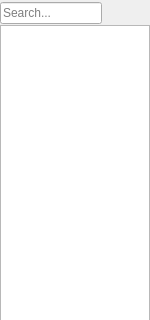
This is src/lib/sidebar/bookmarkssidebar.ui in QupZilla/qupzilla as Qt 5 draws it before an edit; both pictures show x 0 to 150 and y 0 to 320 of the 150 by 486 pixel window. The edited form follows.
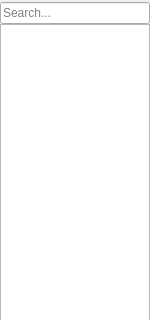
This is the edited form. Custom widgets are drawn as their Qt base class.

Commit message: [Bookmarks] BookmarksSidebar is now working

Patch:
```diff
--- a/src/lib/sidebar/bookmarkssidebar.ui
+++ b/src/lib/sidebar/bookmarkssidebar.ui
@@ -35,30 +35,6 @@
       <property name="spacing">
        <number>0</number>
       </property>
-      <item row="3" column="0" colspan="3">
-       <widget class="BookmarksTree" name="bookmarksTree">
-        <property name="contextMenuPolicy">
-         <enum>Qt::CustomContextMenu</enum>
-        </property>
-        <property name="alternatingRowColors">
-         <bool>true</bool>
-        </property>
-        <property name="selectionMode">
-         <enum>QAbstractItemView::ContiguousSelection</enum>
-        </property>
-        <property name="headerHidden">
-         <bool>true</bool>
-        </property>
-        <attribute name="headerDefaultSectionSize">
-         <number>330</number>
-        </attribute>
-        <column>
-         <property name="text">
-          <string notr="true">Bookmark</string>
-         </property>
-        </column>
-       </widget>
-      </item>
       <item row="0" column="0">
        <widget class="QLineEdit" name="search">
         <property name="placeholderText">
@@ -66,37 +42,8 @@
         </property>
        </widget>
       </item>
-      <item row="0" column="2">
-       <widget class="QToolButton" name="collapseAll">
-        <property name="focusPolicy">
-         <enum>Qt::NoFocus</enum>
-        </property>
-        <property name="toolTip">
-         <string>Collapse All</string>
-        </property>
-        <property name="text">
-         <string/>
-        </property>
-        <property name="autoRaise">
-         <bool>true</bool>
-        </property>
-       </widget>
-      </item>
-      <item row="0" column="1">
-       <widget class="QToolButton" name="expandAll">
-        <property name="focusPolicy">
-         <enum>Qt::NoFocus</enum>
-        </property>
-        <property name="toolTip">
-         <string>Expand All</string>
-        </property>
-        <property name="text">
-         <string/>
-        </property>
-        <property name="autoRaise">
-         <bool>true</bool>
-        </property>
-       </widget>
+      <item row="1" column="0">
+       <widget class="BookmarksTreeView" name="tree"/>
       </item>
      </layout>
     </widget>
@@ -105,9 +52,9 @@
  </widget>
  <customwidgets>
   <customwidget>
-   <class>BookmarksTree</class>
-   <extends>QTreeWidget</extends>
-   <header>bookmarkstree.h</header>
+   <class>BookmarksTreeView</class>
+   <extends>QTreeView</extends>
+   <header>bookmarkstreeview.h</header>
   </customwidget>
  </customwidgets>
  <resources/>
```
The commit also changes 17 other files.
